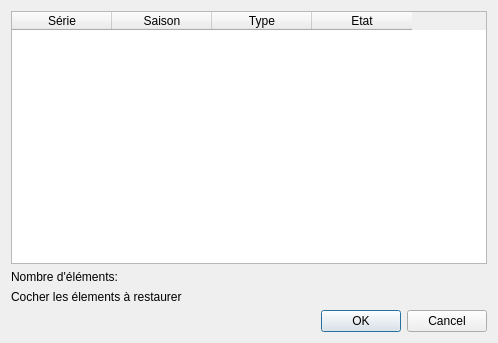
Above: src/ui/dialogs/deleted_elements.ui from seigneurfuo/MyAnimeManager3 before the change. Below: the same form after it.
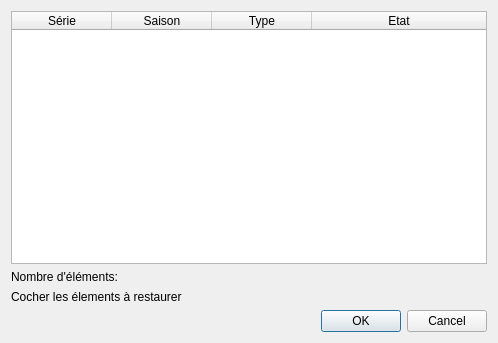
That is the form after the change. Icons and pictures are not drawn.

Commit message: Taile du tableau automatique.

```diff
--- a/src/ui/dialogs/deleted_elements.ui
+++ b/src/ui/dialogs/deleted_elements.ui
@@ -35,6 +35,9 @@
      <property name="selectionBehavior">
       <enum>QAbstractItemView::SelectRows</enum>
      </property>
+     <attribute name="horizontalHeaderStretchLastSection">
+      <bool>true</bool>
+     </attribute>
      <column>
       <property name="text">
        <string>Série</string>
```
The commit also changes 1 other file.
